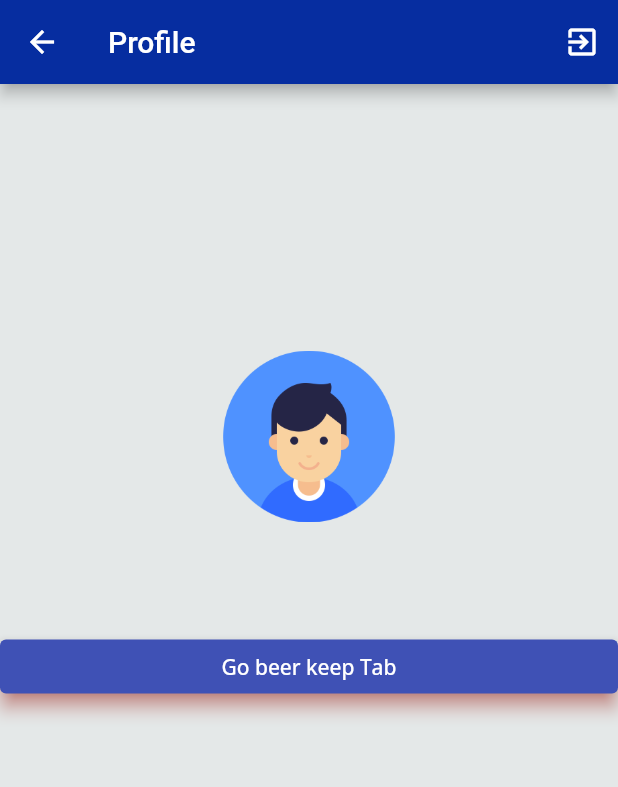
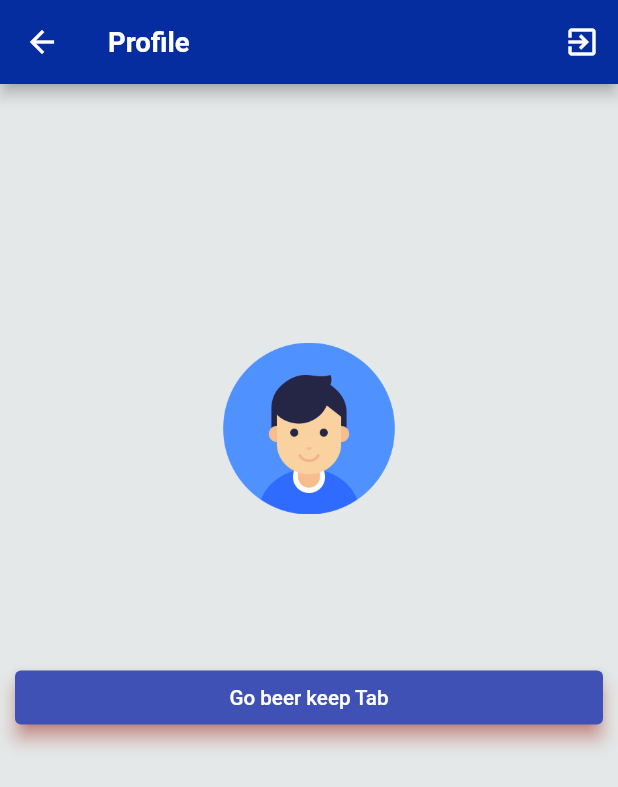
Before and after one commit to piyushpatel130689/flutter_bloc_firebase, a Flutter app: the ProfilePage screen opened directly, on a phone screen of 412 x 824 dp. Shown: the top 787 px of the screen. Run offline on Flutter 3.47's test engine with Material 2 defaults, Android fonts, the phone set to English and light mode, and no system bars; our stand-ins replace bloc, equatable, fancy_bottom_navigation, firebase_auth, firebase_core, flutter_bloc and 7 more; missing offline and left inert: flow_builder, very_good_analysis; accounts and stored records are empty; network calls fail.

Commit message:
apply common text style with font family in whole app

```diff
--- a/lib/common/mystyles.dart
+++ b/lib/common/mystyles.dart
@@ -1,33 +1,59 @@
 import 'package:flutter/cupertino.dart';
 import 'package:flutter/material.dart';
 import 'package:flutter/widgets.dart';
-import 'package:font_awesome_flutter/font_awesome_flutter.dart';
+import 'package:google_fonts/google_fonts.dart';
 import 'package:piyush_flutter_bloc/common/sizeconfig.dart';
 
 abstract class MyStyles {
   //TEXT STYLE
   static TextStyle fontSmallText() =>
-      TextStyle(color: Colors.black, fontSize: SizeConfig.fontSmallSize);
+      GoogleFonts.mcLaren(color: Colors.black, fontSize: SizeConfig.fontSmallSize);
 
-  static TextStyle fontSmallTextBold() => TextStyle(
+  static TextStyle fontSmallTextBold() => GoogleFonts.mcLaren(
       color: Colors.black,
       fontSize: SizeConfig.fontSmallSize,
       fontWeight: FontWeight.bold);
 
-  static TextStyle fontMediumText() =>
-      TextStyle(color: Colors.black, fontSize: SizeConfig.fontMediumSize);
+  static TextStyle fontRegularText() => GoogleFonts.mcLaren(
+      color: Colors.black, fontSize: SizeConfig.fontRegularSize);
 
-  static TextStyle fontMediumTextBold() => TextStyle(
+  static TextStyle fontRegularTextBold() => GoogleFonts.mcLaren(
+      color: Colors.black,
+      fontSize: SizeConfig.fontRegularSize,
+      fontWeight: FontWeight.bold);
+
+  static TextStyle fontMediumText() => GoogleFonts.mcLaren(
+      color: Colors.black, fontSize: SizeConfig.fontMediumSize);
+
+  static TextStyle fontMediumTextBold() => GoogleFonts.mcLaren(
       color: Colors.black,
       fontSize: SizeConfig.fontMediumSize,
       fontWeight: FontWeight.bold);
 
   static TextStyle fontLargeText() =>
-      TextStyle(color: Colors.black, fontSize: SizeConfig.fontLargeSize);
+      GoogleFonts.mcLaren(color: Colors.black, fontSize: SizeConfig.fontLargeSize);
 
-  static TextStyle fontLargeTextBold() => TextStyle(
+  static TextStyle fontLargeTextBold() => GoogleFonts.mcLaren(
       color: Colors.black,
       fontSize: SizeConfig.fontLargeSize,
+      fontWeight: FontWeight.bold);
+
+  static TextStyle fontScreenTitleText() => GoogleFonts.mcLaren(
+      color: Colors.white,
+      fontSize: SizeConfig.fontScreenTitleSize);
+
+  static TextStyle fontScreenTitleTextBold() => GoogleFonts.mcLaren(
+      color: Colors.white,
+      fontSize: SizeConfig.fontScreenTitleSize,
+      fontWeight: FontWeight.bold);
+
+  static TextStyle fontButtonText() => GoogleFonts.mcLaren(
+      color: Colors.white,
+      fontSize: SizeConfig.fontButtonSize);
+
+  static TextStyle fontButtonTextBold() => GoogleFonts.mcLaren(
+      color: Colors.white,
+      fontSize: SizeConfig.fontButtonSize,
       fontWeight: FontWeight.bold);
 
   //ICON STYLE
--- a/lib/common/sizeconfig.dart
+++ b/lib/common/sizeconfig.dart
@@ -12,6 +12,9 @@ class SizeConfig {
 
   //FONT SIZE
   static final double fontSmallSize = 12.sp;
-  static final double fontMediumSize = 15.sp;
-  static final double fontLargeSize = 18.sp;
+  static final double fontRegularSize = 15.sp;
+  static final double fontMediumSize = 17.sp;
+  static final double fontLargeSize = 20.sp;
+  static final double fontScreenTitleSize = 16.sp;
+  static final double fontButtonSize = 12.sp;
 }
--- a/lib/common/widget/add_image_form.dart
+++ b/lib/common/widget/add_image_form.dart
@@ -40,7 +40,7 @@ class AddImageForm extends StatelessWidget {
         ),
         Text(
           'Add Profile Image',
-          style: MyStyles.fontMediumText(),
+          style: MyStyles.fontRegularText(),
         ),
       ],
     );
--- a/lib/common/widget/auth_text_field.dart
+++ b/lib/common/widget/auth_text_field.dart
@@ -1,4 +1,5 @@
 import 'package:flutter/material.dart';
+import 'package:piyush_flutter_bloc/common/common.dart';
 
 class AuthTextField extends StatelessWidget {
   final String labelText;
@@ -38,6 +39,8 @@ class AuthTextField extends StatelessWidget {
       child: TextFormField(
         keyboardType: keyboardType,
         decoration: InputDecoration(
+            hintStyle: MyStyles.fontRegularText(),
+            labelStyle: MyStyles.fontRegularText(),
             labelText: labelText,
             // fillColor: Colors.white,
             contentPadding: EdgeInsets.symmetric(horizontal: 12),
--- a/lib/common/widget/button_widget.dart
+++ b/lib/common/widget/button_widget.dart
@@ -1,14 +1,16 @@
 import 'package:flutter/material.dart';
-import 'package:meta/meta.dart';
+import 'package:piyush_flutter_bloc/lib.dart';
 
 class ElevatedButtonCustomWidget extends StatelessWidget {
+  final Key? key;
   final Icon? icon;
   final String text;
-  final Function() onPressed;
+  final Function()? onPressed;
   final bool widthFull;
 
   ElevatedButtonCustomWidget(
-      {this.icon,
+      {this.key,
+      this.icon,
       required this.text,
       required this.onPressed,
       this.widthFull = true});
@@ -19,7 +21,11 @@ class ElevatedButtonCustomWidget extends StatelessWidget {
       return (this.widthFull != null && this.widthFull)
           ? Flexible(
               child: ElevatedButton.icon(
-              label: Text(this.text),
+              key: key,
+              label: Text(
+                this.text,
+                style: MyStyles.fontButtonText(),
+              ),
               icon: icon ??
                   Icon(
                     Icons.add,
@@ -33,7 +39,11 @@ class ElevatedButtonCustomWidget extends StatelessWidget {
                   fixedSize: Size(MediaQuery.of(context).size.width / 2, 10)),
             ))
           : ElevatedButton.icon(
-              label: Text(this.text),
+              key: key,
+              label: Text(
+                this.text,
+                style: MyStyles.fontButtonText(),
+              ),
               icon: icon ??
                   Icon(
                     Icons.add,
@@ -50,7 +60,11 @@ class ElevatedButtonCustomWidget extends StatelessWidget {
       return (this.widthFull != null && this.widthFull)
           ? Flexible(
               child: ElevatedButton(
-              child: Text(this.text),
+              key: key,
+              child: Text(
+                this.text,
+                style: MyStyles.fontButtonText(),
+              ),
               onPressed: this.onPressed,
               style: ElevatedButton.styleFrom(
                   primary: Colors.indigo,
@@ -59,7 +73,11 @@ class ElevatedButtonCustomWidget extends StatelessWidget {
                   fixedSize: Size(MediaQuery.of(context).size.width, 10)),
             ))
           : ElevatedButton(
-              child: Text(this.text),
+              key: key,
+              child: Text(
+                this.text,
+                style: MyStyles.fontButtonText(),
+              ),
               onPressed: this.onPressed,
               style: ElevatedButton.styleFrom(
                   primary: Colors.indigo,
--- a/lib/screen/beer/view/beer_list_item.dart
+++ b/lib/screen/beer/view/beer_list_item.dart
@@ -13,7 +13,7 @@ class BeerListItem extends StatelessWidget {
         borderRadius: BorderRadius.circular(10),
       ),
       child: ExpansionTile(
-        title: Text(beer.name.toString(), style: MyStyles.fontMediumTextBold()),
+        title: Text(beer.name.toString(), style: MyStyles.fontRegularTextBold()),
         subtitle:
             Text(beer.tagline.toString(), style: MyStyles.fontSmallText()),
         childrenPadding: EdgeInsets.all(SizeConfig.listItemPadding),
--- a/lib/screen/beer/view/beer_page.dart
+++ b/lib/screen/beer/view/beer_page.dart
@@ -19,7 +19,11 @@ class BeerPage extends StatelessWidget {
   @override
   Widget build(BuildContext context) {
     return Scaffold(
-      appBar: AppBar(title: const Text('Beers')),
+      appBar: AppBar(
+          title: Text(
+        'Beers',
+        style: MyStyles.fontScreenTitleTextBold(),
+      )),
       body: Padding(
           padding: const EdgeInsets.only(
               left: SizeConfig.screenPadding,
--- a/lib/screen/home/view/home_page.dart
+++ b/lib/screen/home/view/home_page.dart
@@ -11,7 +11,7 @@ class HomePage extends StatelessWidget {
   @override
   Widget build(BuildContext context) {
     return Scaffold(
-      appBar: AppBar(title: const Text('Users')),
+      appBar: AppBar(title: Text('Users',style: MyStyles.fontScreenTitleTextBold(),)),
       body: Padding(
           padding: const EdgeInsets.only(
               left: SizeConfig.screenPadding,
--- a/lib/screen/home/view/user_list_item.dart
+++ b/lib/screen/home/view/user_list_item.dart
@@ -37,7 +37,7 @@ class UserListItem extends StatelessWidget {
                 children: [
                   Text(
                     user.login.toString(),
-                    style: MyStyles.fontMediumTextBold(),
+                    style: MyStyles.fontRegularTextBold(),
                   ),
                   Text(
                     user.type.toString(),
--- a/lib/screen/login/view/login_page.dart
+++ b/lib/screen/login/view/login_page.dart
@@ -11,7 +11,11 @@ class LoginPage extends StatelessWidget {
   @override
   Widget build(BuildContext context) {
     return Scaffold(
-      appBar: AppBar(title: const Text('Login')),
+      appBar: AppBar(
+          title: Text(
+        'Login',
+        style: MyStyles.fontScreenTitleTextBold(),
+      )),
       body: Padding(
         padding: const EdgeInsets.all(SizeConfig.screenPadding),
         child: BlocProvider(
--- /dev/null
+++ b/lib/screen/profile/bloc/profile_event.dart
@@ -0,0 +1,17 @@
+part of 'profile_bloc.dart';
+
+abstract class ProfileEvent extends Equatable {
+  const ProfileEvent();
+
+  @override
+  List<Object> get props => [];
+}
+
+class ThemeChanged extends ProfileEvent {
+  const ThemeChanged({required this.isDarkTheme});
+
+  final bool isDarkTheme;
+
+  @override
+  List<Object> get props => [isDarkTheme];
+}
--- /dev/null
+++ b/lib/screen/profile/bloc/profile_state.dart
@@ -0,0 +1,20 @@
+part of 'profile_bloc.dart';
+
+class ProfileState extends Equatable {
+  const ProfileState({
+    this.isDarkTheme = false,
+  });
+
+  final bool isDarkTheme;
+
+  @override
+  List<Object> get props => [isDarkTheme];
+
+  ProfileState copyWith({
+    bool? isDarkTheme,
+  }) {
+    return ProfileState(
+      isDarkTheme: isDarkTheme ?? this.isDarkTheme,
+    );
+  }
+}
--- a/lib/screen/profile/profile.dart
+++ b/lib/screen/profile/profile.dart
@@ -1 +1,2 @@
 export 'view/view.dart';
+export 'bloc/profile_bloc.dart';
--- /dev/null
+++ b/lib/screen/profile/view/profile_body.dart
@@ -0,0 +1,42 @@
+import 'package:flutter/material.dart';
+import 'package:flutter_bloc/flutter_bloc.dart';
+import 'package:piyush_flutter_bloc/lib.dart';
+import 'package:piyush_flutter_bloc/screen/profile/bloc/profile_bloc.dart';
+
+class ProfileBody extends StatelessWidget {
+  const ProfileBody({Key? key, required this.textTheme, required this.user})
+      : super(key: key);
+
+  final textTheme;
+  final user;
+
+  void onButtonPress(BuildContext context) {
+    Navigator.push(context, MaterialPageRoute(builder: (context) {
+      return BeerPage();
+    }));
+  }
+
+  @override
+  Widget build(BuildContext context) {
+    return BlocListener<ProfileBloc, ProfileState>(
+        listener: (context, state) {},
+        child: Align(
+            alignment: const Alignment(0, -1 / 3),
+            child: SingleChildScrollView(
+              child: Column(
+                mainAxisSize: MainAxisSize.min,
+                children: <Widget>[
+                  Avatar(photo: user.photo ?? ''),
+                  const SizedBox(height: SizeConfig.verticalSizeBoxSpace),
+                  Text(user.email ?? '', style: MyStyles.fontRegularText()),
+                  const SizedBox(height: SizeConfig.verticalSizeBoxSpace),
+                  Text(user.name ?? '', style: textTheme.headline5),
+                  const SizedBox(height: SizeConfig.verticalSizeBoxSpace),
+                  ElevatedButtonCustomWidget(
+                      text: "Go beer keep Tab",
+                      onPressed: () => onButtonPress(context))
+                ],
+              ),
+            )));
+  }
+}
--- a/lib/screen/profile/view/profile_page.dart
+++ b/lib/screen/profile/view/profile_page.dart
@@ -7,19 +7,16 @@ class ProfilePage extends StatelessWidget {
 
   static Page page() => const MaterialPage<void>(child: ProfilePage());
 
-  void onButtonPress(BuildContext context) {
-    Navigator.push(context, MaterialPageRoute(builder: (context) {
-      return BeerPage();
-    }));
-  }
-
   @override
   Widget build(BuildContext context) {
     final textTheme = Theme.of(context).textTheme;
     final user = context.select((AppBloc bloc) => bloc.state.user);
     return Scaffold(
       appBar: AppBar(
-        title: const Text('Profile'),
+        title: Text(
+          'Profile',
+          style: MyStyles.fontScreenTitleTextBold(),
+        ),
         actions: <Widget>[
           IconButton(
             key: const Key('homePage_logout_iconButton'),
@@ -28,21 +25,14 @@ class ProfilePage extends StatelessWidget {
           )
         ],
       ),
-      body: Align(
-        alignment: const Alignment(0, -1 / 3),
-        child: Column(
-          mainAxisSize: MainAxisSize.min,
-          children: <Widget>[
-            Avatar(photo: user.photo ?? ''),
-            const SizedBox(height: 4.0),
-            Text(user.email ?? '', style: textTheme.headline6),
-            const SizedBox(height: 4.0),
-            Text(user.name ?? '', style: textTheme.headline5),
-            const SizedBox(height: 4.0),
-            ElevatedButtonCustomWidget(
-                text: "Go beer keep Tab",
-                onPressed: () => onButtonPress(context))
-          ],
+      body: Padding(
+        padding: const EdgeInsets.all(SizeConfig.screenPadding),
+        child: BlocProvider(
+          create: (_) => ProfileBloc(),
+          child: ProfileBody(
+            textTheme: textTheme,
+            user: user,
+          ),
         ),
       ),
     );
--- a/lib/screen/profile/view/view.dart
+++ b/lib/screen/profile/view/view.dart
@@ -1 +1,2 @@
 export 'profile_page.dart';
+export 'profile_body.dart';
--- a/lib/screen/sign_up/view/sign_up_page.dart
+++ b/lib/screen/sign_up/view/sign_up_page.dart
@@ -13,7 +13,11 @@ class SignUpPage extends StatelessWidget {
   @override
   Widget build(BuildContext context) {
     return Scaffold(
-      appBar: AppBar(title: const Text('Sign Up')),
+      appBar: AppBar(
+          title: Text(
+        'Sign Up',
+        style: MyStyles.fontScreenTitleTextBold(),
+      )),
       body: Padding(
         padding: const EdgeInsets.all(SizeConfig.screenPadding),
         child: BlocProvider(
```
Also changed, not shown: lib/screen/login/view/login_form.dart (+7 -14 lines), lib/screen/profile/bloc/profile_bloc.dart (added, +27 -0 lines), lib/screen/sign_up/view/sign_up_form.dart (+4 -11 lines).
